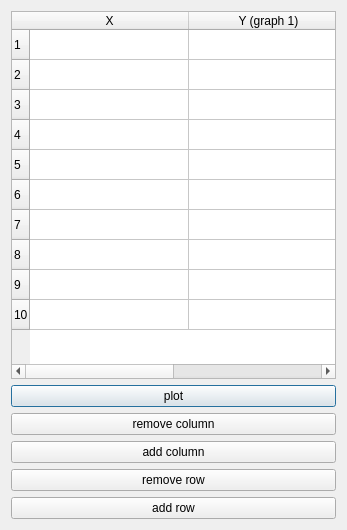
Old version of the form worksheet_dialog.ui in the repository Meliani-Mehdi/Graphite_QT.
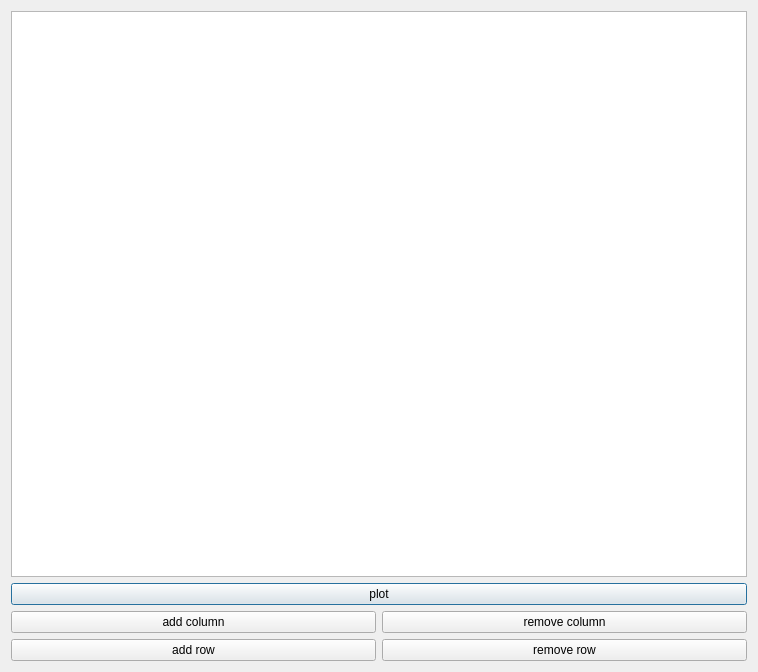
New version of the form.

The edit to the form file:
```diff
--- a/worksheet_dialog.ui
+++ b/worksheet_dialog.ui
@@ -6,10 +6,16 @@
    <rect>
     <x>0</x>
     <y>0</y>
-    <width>347</width>
-    <height>530</height>
+    <width>758</width>
+    <height>672</height>
    </rect>
   </property>
+  <property name="minimumSize">
+   <size>
+    <width>400</width>
+    <height>500</height>
+   </size>
+  </property>
   <property name="windowTitle">
    <string>Dialog</string>
   </property>
@@ -21,83 +27,24 @@
   <layout class="QVBoxLayout" name="verticalLayout">
    <item>
     <widget class="QTableWidget" name="tableWidget">
-     <property name="sizePolicy">
-      <sizepolicy hsizetype="Expanding" vsizetype="Expanding">
-       <horstretch>0</horstretch>
-       <verstretch>0</verstretch>
-      </sizepolicy>
-     </property>
-     <property name="maximumSize">
-      <size>
-       <width>16777215</width>
-       <height>16777215</height>
-      </size>
-     </property>
-     <property name="sizeAdjustPolicy">
-      <enum>QAbstractScrollArea::SizeAdjustPolicy::AdjustToContents</enum>
-     </property>
-     <property name="rowCount">
-      <number>10</number>
-     </property>
+     <attribute name="horizontalHeaderCascadingSectionResizes">
+      <bool>true</bool>
+     </attribute>
      <attribute name="horizontalHeaderDefaultSectionSize">
-      <number>159</number>
+      <number>100</number>
      </attribute>
-     <attribute name="horizontalHeaderShowSortIndicator" stdset="0">
+     <attribute name="horizontalHeaderHighlightSections">
       <bool>false</bool>
      </attribute>
      <attribute name="horizontalHeaderStretchLastSection">
       <bool>false</bool>
      </attribute>
-     <row/>
-     <row/>
-     <row/>
-     <row/>
-     <row/>
-     <row/>
-     <row/>
-     <row/>
-     <row/>
-     <row/>
-     <column>
-      <property name="text">
-       <string>X</string>
-      </property>
-     </column>
-     <column>
-      <property name="text">
-       <string>Y (graph 1)</string>
-      </property>
-     </column>
-     <item row="0" column="0">
-      <property name="text">
-       <string/>
-      </property>
-     </item>
-     <item row="0" column="1">
-      <property name="text">
-       <string/>
-      </property>
-     </item>
-     <item row="1" column="0">
-      <property name="text">
-       <string/>
-      </property>
-     </item>
-     <item row="1" column="1">
-      <property name="text">
-       <string/>
-      </property>
-     </item>
-     <item row="2" column="0">
-      <property name="text">
-       <string/>
-      </property>
-     </item>
-     <item row="2" column="1">
-      <property name="text">
-       <string/>
-      </property>
-     </item>
+     <attribute name="verticalHeaderCascadingSectionResizes">
+      <bool>true</bool>
+     </attribute>
+     <attribute name="verticalHeaderStretchLastSection">
+      <bool>false</bool>
+     </attribute>
     </widget>
    </item>
    <item>
@@ -108,12 +55,7 @@
     </widget>
    </item>
    <item>
-    <widget class="QPushButton" name="remcol">
-     <property name="text">
-      <string>remove column</string>
-     </property>
-    </widget>
-   </item>
+    <layout class="QHBoxLayout" name="horizontalLayout">
    <item>
     <widget class="QPushButton" name="addwork_2">
      <property name="text">
@@ -122,18 +64,31 @@
     </widget>
    </item>
    <item>
-    <widget class="QPushButton" name="remrow">
+      <widget class="QPushButton" name="remcol">
      <property name="text">
-      <string>remove row</string>
+        <string>remove column</string>
      </property>
     </widget>
    </item>
+    </layout>
+   </item>
+   <item>
+    <layout class="QHBoxLayout" name="horizontalLayout_3">
    <item>
     <widget class="QPushButton" name="addwork">
      <property name="text">
       <string>add row</string>
      </property>
     </widget>
+     </item>
+     <item>
+      <widget class="QPushButton" name="remrow">
+       <property name="text">
+        <string>remove row</string>
+       </property>
+      </widget>
+     </item>
+    </layout>
    </item>
   </layout>
  </widget>
```
Lines whose indentation alone changed are shown as unchanged.
